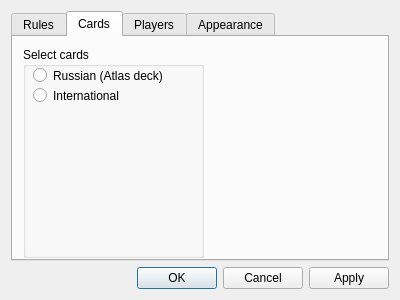
Before: the Qt Designer form settingsdialog.ui in trolley813/OpenFool, drawn with Qt 5.
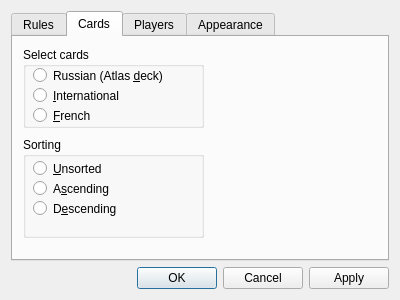
After: the same form once the commit is applied. The open tabs and pages were chosen to show the change.

Commit message: added French deck and sorting into settings

```diff
--- a/settingsdialog.ui
+++ b/settingsdialog.ui
@@ -34,7 +34,7 @@
          <x>10</x>
          <y>10</y>
          <width>181</width>
-         <height>211</height>
+         <height>81</height>
         </rect>
        </property>
        <property name="title">
@@ -50,7 +50,7 @@
          </rect>
         </property>
         <property name="text">
-         <string>Russian (Atlas deck)</string>
+         <string>Russian (Atlas &amp;deck)</string>
         </property>
        </widget>
        <widget class="QRadioButton" name="radioButtonInt">
@@ -63,7 +63,72 @@
          </rect>
         </property>
         <property name="text">
-         <string>International</string>
+         <string>&amp;International</string>
+        </property>
+       </widget>
+       <widget class="QRadioButton" name="radioButtonFra">
+        <property name="geometry">
+         <rect>
+          <x>10</x>
+          <y>60</y>
+          <width>161</width>
+          <height>17</height>
+         </rect>
+        </property>
+        <property name="text">
+         <string>&amp;French</string>
+        </property>
+       </widget>
+      </widget>
+      <widget class="QGroupBox" name="groupBoxSorting">
+       <property name="geometry">
+        <rect>
+         <x>10</x>
+         <y>100</y>
+         <width>181</width>
+         <height>101</height>
+        </rect>
+       </property>
+       <property name="title">
+        <string>Sorting</string>
+       </property>
+       <widget class="QRadioButton" name="radioButtonUnsorted">
+        <property name="geometry">
+         <rect>
+          <x>10</x>
+          <y>20</y>
+          <width>107</width>
+          <height>23</height>
+         </rect>
+        </property>
+        <property name="text">
+         <string>&amp;Unsorted</string>
+        </property>
+       </widget>
+       <widget class="QRadioButton" name="radioButtonAscending">
+        <property name="geometry">
+         <rect>
+          <x>10</x>
+          <y>40</y>
+          <width>107</width>
+          <height>23</height>
+         </rect>
+        </property>
+        <property name="text">
+         <string>A&amp;scending</string>
+        </property>
+       </widget>
+       <widget class="QRadioButton" name="radioButtonDescending">
+        <property name="geometry">
+         <rect>
+          <x>10</x>
+          <y>60</y>
+          <width>107</width>
+          <height>23</height>
+         </rect>
+        </property>
+        <property name="text">
+         <string>D&amp;escending</string>
         </property>
        </widget>
       </widget>
```
Left out of the diff: 2 changed lines with no effect on the pictures. The commit also changes 1 other file.
